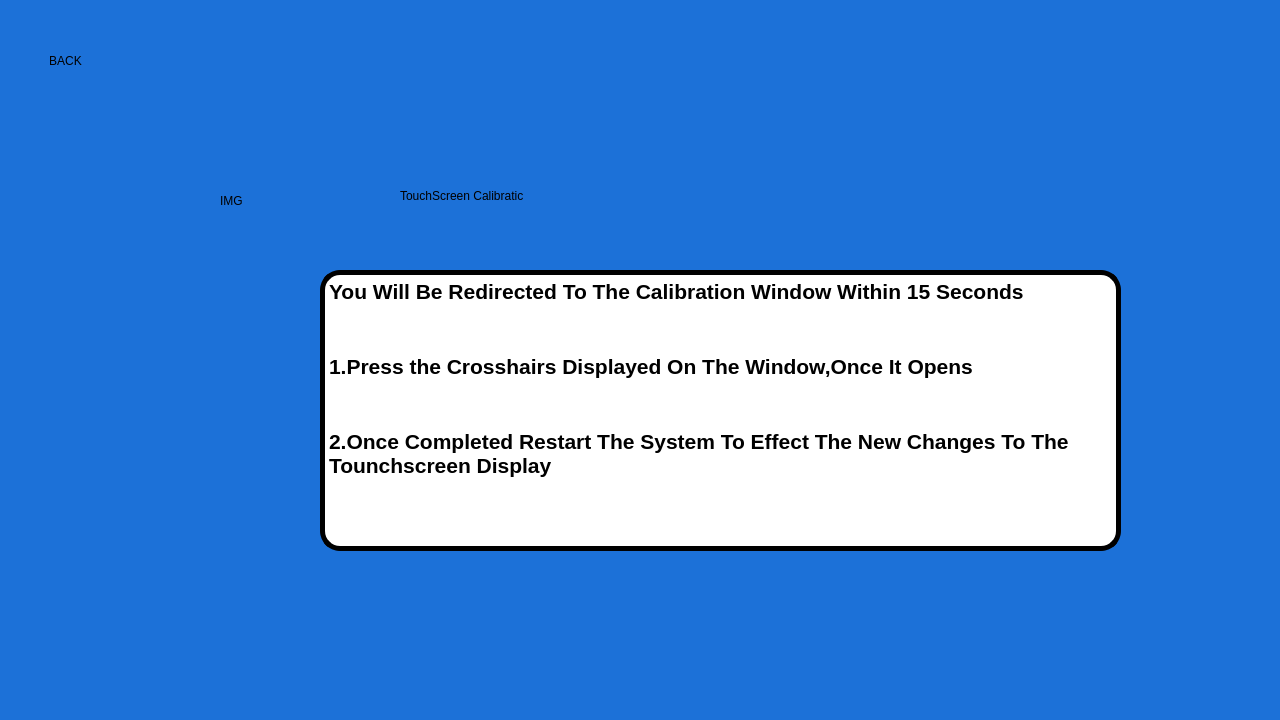
Qt form display.ui (RISWANAAAA/venturiphaco) before a commit.
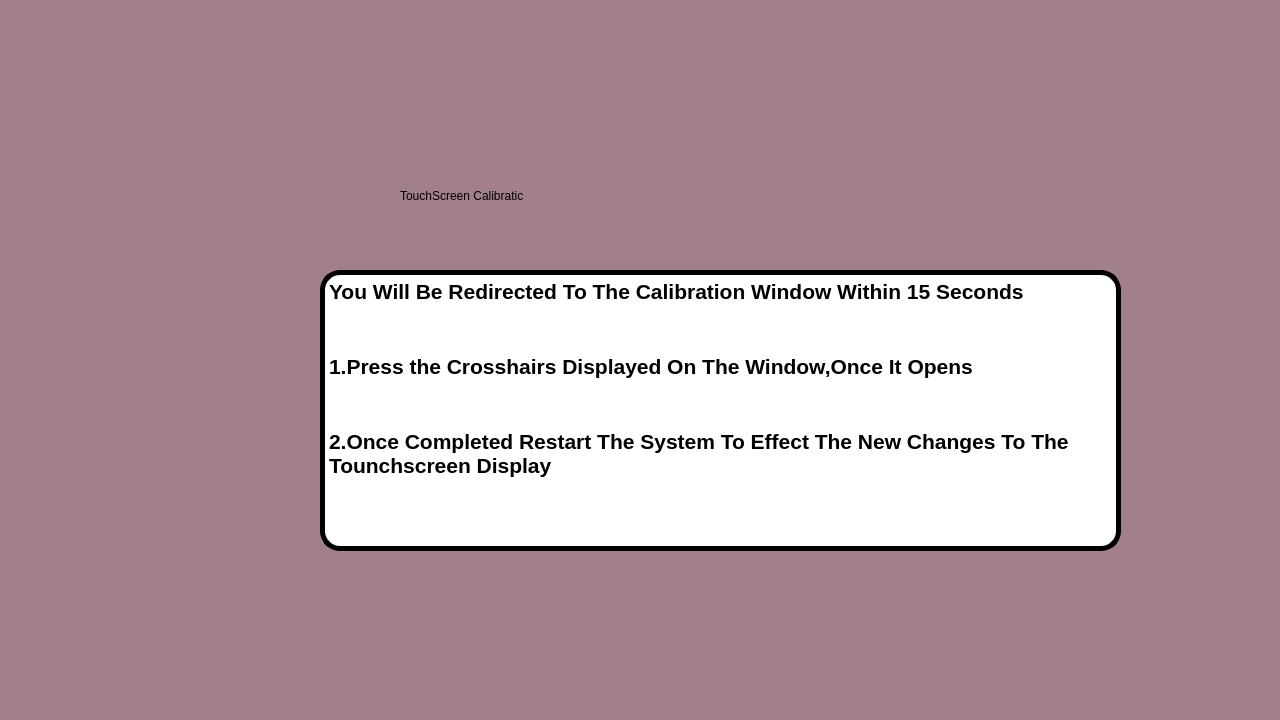
The same form after that commit. Icons and pictures are not drawn.

```diff
--- a/display.ui
+++ b/display.ui
@@ -14,7 +14,7 @@
    <string>Dialog</string>
   </property>
   <property name="styleSheet">
-   <string notr="true">background-color: rgb(28, 113, 216);</string>
+   <string notr="true">background-color: rgb(162, 128, 137);</string>
   </property>
   <widget class="QLabel" name="label">
    <property name="geometry">
@@ -38,8 +38,8 @@
     <rect>
      <x>30</x>
      <y>30</y>
-     <width>71</width>
-     <height>61</height>
+     <width>121</width>
+     <height>91</height>
     </rect>
    </property>
    <property name="styleSheet">
@@ -47,7 +47,7 @@
 border:none;</string>
    </property>
    <property name="text">
-    <string>BACK</string>
+    <string/>
    </property>
   </widget>
   <widget class="QTextEdit" name="textEdit">
@@ -94,7 +94,7 @@
 background-color:transparent;</string>
    </property>
    <property name="text">
-    <string>IMG</string>
+    <string/>
    </property>
   </widget>
   <widget class="QLabel" name="label_3">
```
Left out of the diff: 5 changed lines with no effect on the pictures.
